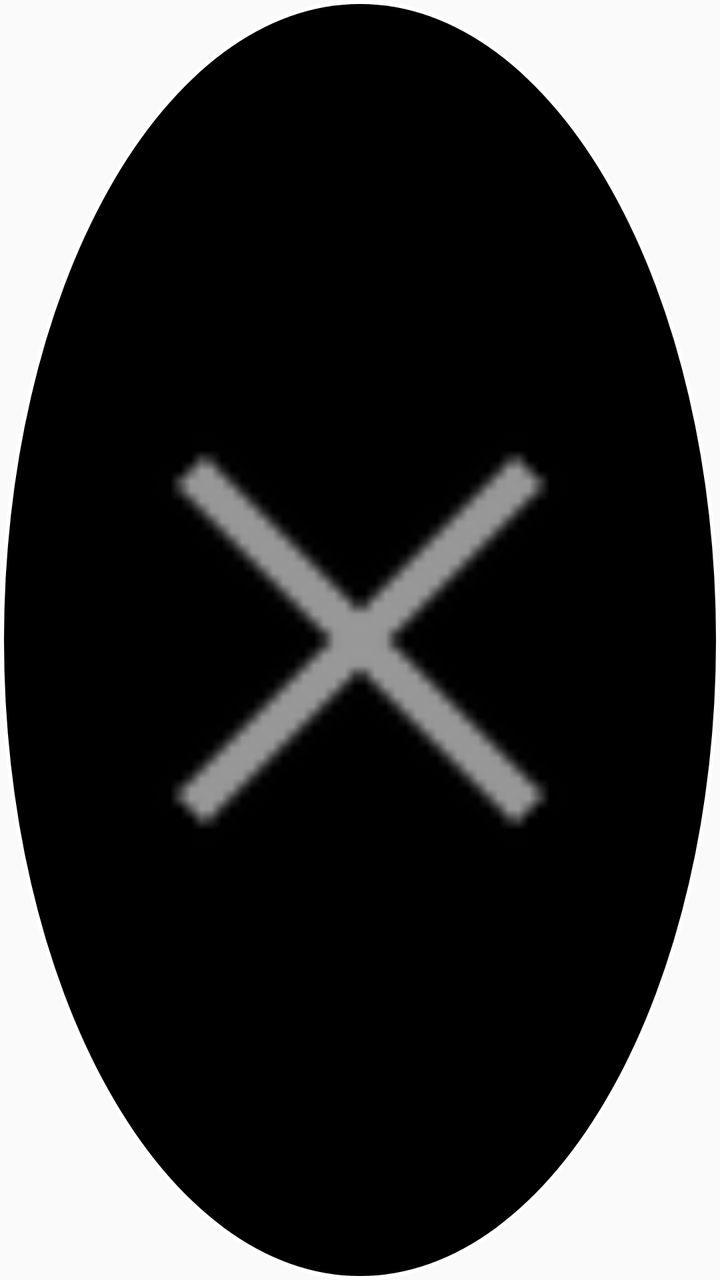
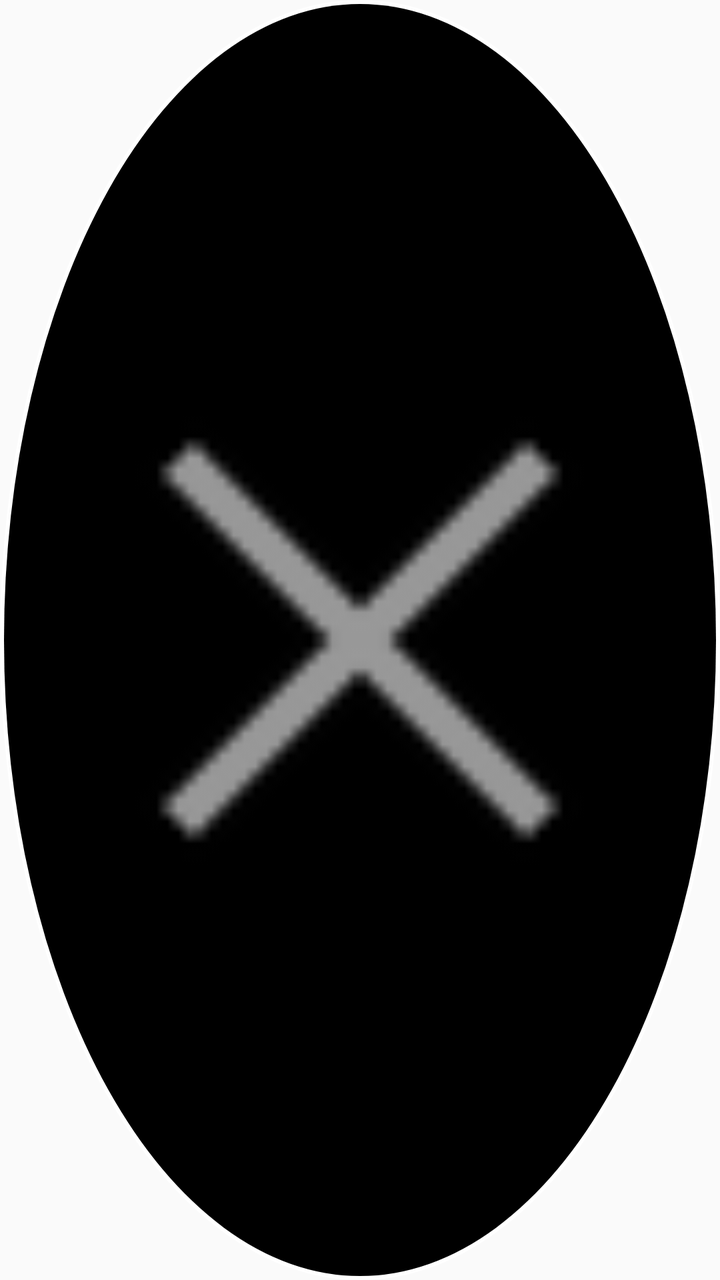

Two renders of the same Android screen: before a commit and after it. Below are the layout's source before the change and the commit's diff.
<!-- AndroidManifest.xml: application theme AppTheme -->
<!-- res/layout/overlay_remove_view.xml -->
<?xml version="1.0" encoding="utf-8"?>
<ImageView xmlns:android="http://schemas.android.com/apk/res/android"
    android:id="@+id/remove_view_image"
    android:layout_width="80dp"
    android:layout_height="80dp"
    android:padding="16dp"
    android:src="@android:drawable/ic_menu_close_clear_cancel"
    android:background="@drawable/remove_view_background"
    android:contentDescription="@null" />
<!-- resources referenced by this layout -->
<resources>
  <!-- drawable remove_view_background (drawable-v24) -->
  <?xml version="1.0" encoding="utf-8"?>
  <layer-list xmlns:android="http://schemas.android.com/apk/res/android">
      <item android:bottom="0dp" android:left="0dp" android:right="0dp" android:top="0dp">
          <shape android:shape="oval">
              <solid android:color="@android:color/white" />
          </shape>
      </item>
      <item android:bottom="2dp" android:left="2dp" android:right="2dp" android:top="2dp">
          <shape android:shape="oval">
              <solid android:color="@android:color/black" />
          </shape>
      </item>
  </layer-list>
  <style name="AppTheme" parent="Theme.AppCompat.Light.DarkActionBar">
          
          <item name="colorPrimary">@color/colorPrimary</item>
          <item name="colorPrimaryDark">@color/colorPrimaryDark</item>
          <item name="colorAccent">@color/colorAccent</item>
      </style>
  <color name="colorPrimary">#6200EE</color>
  <color name="colorPrimaryDark">#3700B3</color>
  <color name="colorAccent">#03DAC5</color>
</resources>

<!-- the commit's change to res/layout/overlay_remove_view.xml (unified diff, before → after) -->
@@ -1,9 +1,10 @@
 <?xml version="1.0" encoding="utf-8"?>
 <ImageView xmlns:android="http://schemas.android.com/apk/res/android"
     android:id="@+id/remove_view_image"
-    android:layout_width="80dp"
-    android:layout_height="80dp"
-    android:padding="16dp"
+    android:layout_width="24dp"
+    android:layout_height="24dp"
+    android:padding="4dp"
+    android:scaleType="fitCenter"
     android:src="@android:drawable/ic_menu_close_clear_cancel"
     android:background="@drawable/remove_view_background"
     android:contentDescription="@null" />
<!-- resource entries referenced after the edit -->
@@ -3,12 +3,16 @@
   <!-- drawable remove_view_background (drawable-v24) -->
   <?xml version="1.0" encoding="utf-8"?>
   <layer-list xmlns:android="http://schemas.android.com/apk/res/android">
-      <item android:bottom="0dp" android:left="0dp" android:right="0dp" android:top="0dp">
+      <item>
           <shape android:shape="oval">
               <solid android:color="@android:color/white" />
           </shape>
       </item>
-      <item android:bottom="2dp" android:left="2dp" android:right="2dp" android:top="2dp">
+      <item
+          android:left="2dp"
+          android:top="2dp"
+          android:right="2dp"
+          android:bottom="2dp">
           <shape android:shape="oval">
               <solid android:color="@android:color/black" />
           </shape>
